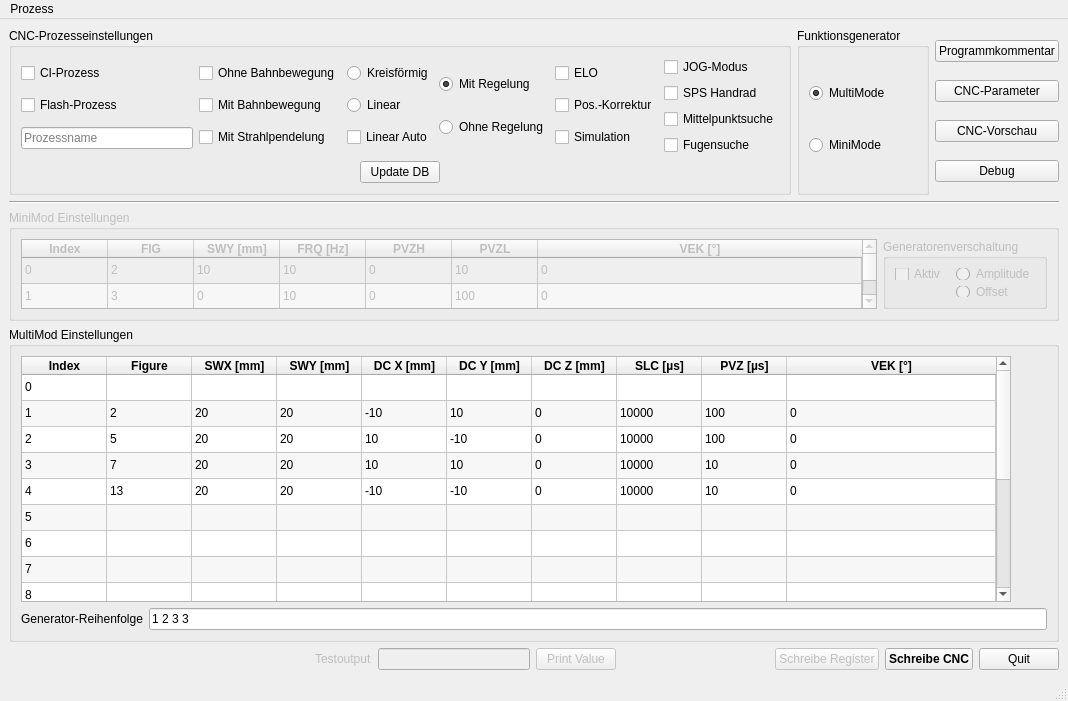
Old version of the form src/gui_mumo_gen.ui in the repository lhalb/cncBuilder.
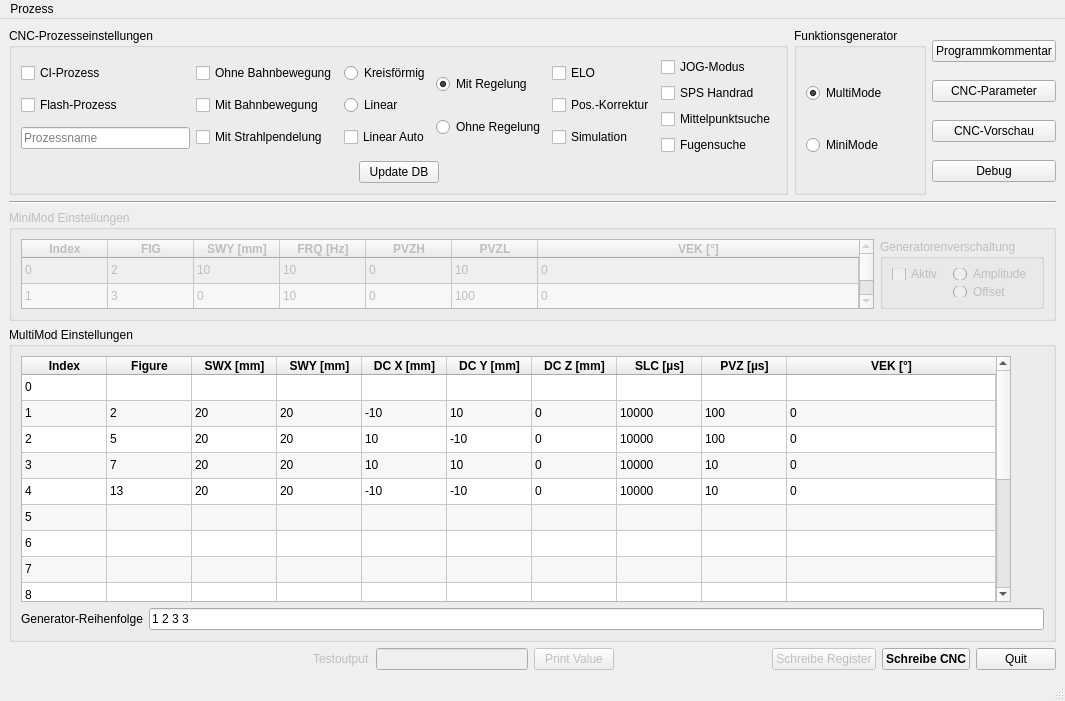
New version of the form.

```diff
--- a/src/gui_mumo_gen.ui
+++ b/src/gui_mumo_gen.ui
@@ -6,7 +6,7 @@
    <rect>
     <x>0</x>
     <y>0</y>
-    <width>1068</width>
+    <width>1065</width>
     <height>701</height>
    </rect>
   </property>
@@ -1340,8 +1340,8 @@
     <rect>
      <x>0</x>
      <y>0</y>
-     <width>1068</width>
-     <height>26</height>
+     <width>1065</width>
+     <height>21</height>
     </rect>
    </property>
    <widget class="QMenu" name="menuDatei">
```
